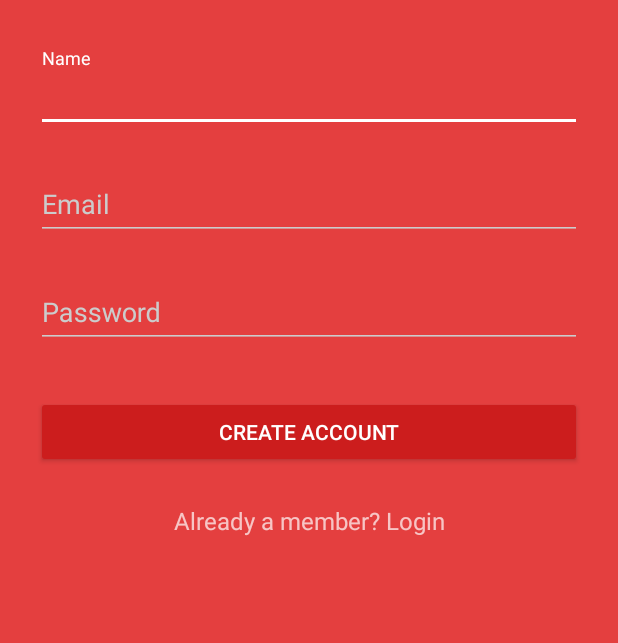
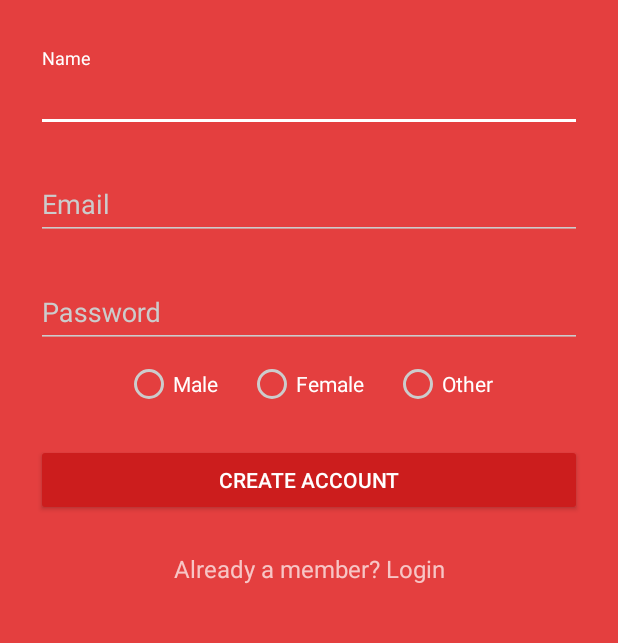
Before and after one commit to khstock/zwinder-app, an Android app: the screen it shows after launch (SignupActivity), after a tap on "No account yet? Create one", on a phone screen of 412 x 824 dp, the part 192-835 px from its top. Run offline under Robolectric (Android 15) with nearby library versions, the phone set to English and light mode, and no system bars; our stand-ins replace ButterKnife, Firebase (no records; nobody signed in at launch, a user with empty details on screens opened directly); 1 other tap on this screen came first.

Commit message:
fixed app crash on signup/login (cause: progress not dismissed) +gender radio buttons on account creation +account creaton now saves to firebase database

```diff
--- a/app/src/main/java/kast0013/zwinder/LoginActivity.java
+++ b/app/src/main/java/kast0013/zwinder/LoginActivity.java
@@ -17,15 +17,16 @@ import com.google.android.gms.tasks.OnCompleteListener;
 import com.google.android.gms.tasks.Task;
 import com.google.firebase.auth.AuthResult;
 import com.google.firebase.auth.FirebaseAuth;
+import com.google.firebase.auth.FirebaseUser;
 
 import butterknife.ButterKnife;
 import butterknife.BindView;
 
 public class LoginActivity extends AppCompatActivity {
     private static final String TAG = "LoginActivity";
-    private static final int REQUEST_SIGNUP = 0;
 
     private FirebaseAuth firebaseAuth;
+    private FirebaseAuth.AuthStateListener firebaseAuthListener;
 
     @BindView(R.id.input_email) EditText _emailText;
     @BindView(R.id.input_password) EditText _passwordText;
@@ -38,7 +39,19 @@ public class LoginActivity extends AppCompatActivity {
         setContentView(R.layout.activity_login);
         ButterKnife.bind(this);
 
+
+        //Firebase Auth und Listener initalisieren
         firebaseAuth = FirebaseAuth.getInstance();
+        firebaseAuthListener = new FirebaseAuth.AuthStateListener() {
+            @Override
+            public void onAuthStateChanged(@NonNull FirebaseAuth firebaseAuth) {
+                final FirebaseUser user = FirebaseAuth.getInstance().getCurrentUser();
+                if (user != null){
+                    onLoginSuccess();
+                }
+            }
+        };
+
 
         _loginButton.setOnClickListener(new View.OnClickListener() {
 
@@ -54,7 +67,7 @@ public class LoginActivity extends AppCompatActivity {
             public void onClick(View v) {
                 // Start the Signup activity
                 Intent intent = new Intent(getApplicationContext(), SignupActivity.class);
-                startActivityForResult(intent, REQUEST_SIGNUP);
+                startActivity(intent);
             }
         });
     }
@@ -78,43 +91,33 @@ public class LoginActivity extends AppCompatActivity {
         String email = _emailText.getText().toString();
         String password = _passwordText.getText().toString();
 
-        // TODO: Implement your own authentication logic here.
-        firebaseAuth.signInWithEmailAndPassword(email, password)
-                .addOnCompleteListener(new OnCompleteListener<AuthResult>() {
-                    @Override
-                    public void onComplete(@NonNull Task<AuthResult> task) {
-                        if(task.isSuccessful()) {
-                            //onLoginSuccess();
-                        }else{
-                            //onLoginFailed();
+        //Meine Firebase Login Logik
+        firebaseAuth.signInWithEmailAndPassword(email,password)
+                .addOnCompleteListener(this, new OnCompleteListener<AuthResult>() {
+                            @Override
+                            public void onComplete(@NonNull Task<AuthResult> task) {
+                                if(task.isSuccessful()){
+                                    progressDialog.dismiss();
+                                    //onSignupSuccess();
+                                    //benutze stattdessen firebase auth listener zum feststellen ob auth
+                                }
+                                else{
+                                    onLoginFailed();
+                                }
+
+                            }
                         }
-                    }
-                });
+                );
 
         new android.os.Handler().postDelayed(
                 new Runnable() {
                     public void run() {
                         // On complete call either onLoginSuccess or onLoginFailed
-                        onLoginSuccess();
+                        // onLoginSuccess();
                         // onLoginFailed();
                         progressDialog.dismiss();
                     }
                 }, 3000);
-    }
-
-
-    @Override
-    protected void onActivityResult(int requestCode, int resultCode, Intent data) {
-        if (requestCode == REQUEST_SIGNUP) {
-            if (resultCode == RESULT_OK) {
-
-                // TODO: Implement successful signup logic here
-                // By default we just finish the Activity and log them in automatically
-                //this.finish();
-                Intent intent = new Intent(getApplicationContext(), MainActivity.class);
-                startActivity(intent);
-            }
-        }
     }
 
     @Override
@@ -124,9 +127,10 @@ public class LoginActivity extends AppCompatActivity {
     }
 
     public void onLoginSuccess() {
-        _loginButton.setEnabled(true);
-
+        //_loginButton.setEnabled(true);
         finish();
+        Intent intent = new Intent(getApplicationContext(), MainActivity.class);
+        startActivity(intent);
     }
 
     public void onLoginFailed() {
@@ -157,4 +161,18 @@ public class LoginActivity extends AppCompatActivity {
 
         return valid;
     }
+
+    //Gehört ebenfalls zu Firebase Authlistener
+    @Override
+    protected void onStart() {
+        super.onStart();
+        firebaseAuth.addAuthStateListener(firebaseAuthListener);
+    }
+
+    @Override
+    protected void onStop() {
+        super.onStop();
+        firebaseAuth.removeAuthStateListener(firebaseAuthListener);
+    }
+
 }
--- a/app/src/main/java/kast0013/zwinder/SignupActivity.java
+++ b/app/src/main/java/kast0013/zwinder/SignupActivity.java
@@ -9,6 +9,8 @@ import android.util.Log;
 import android.view.View;
 import android.widget.Button;
 import android.widget.EditText;
+import android.widget.RadioButton;
+import android.widget.RadioGroup;
 import android.widget.TextView;
 import android.widget.Toast;
 
@@ -16,6 +18,9 @@ import com.google.android.gms.tasks.OnCompleteListener;
 import com.google.android.gms.tasks.Task;
 import com.google.firebase.auth.AuthResult;
 import com.google.firebase.auth.FirebaseAuth;
+import com.google.firebase.auth.FirebaseUser;
+import com.google.firebase.database.DatabaseReference;
+import com.google.firebase.database.FirebaseDatabase;
 
 import butterknife.ButterKnife;
 import butterknife.BindView;
@@ -23,13 +28,17 @@ import butterknife.BindView;
 public class SignupActivity extends AppCompatActivity {
     private static final String TAG = "SignupActivity";
 
+
+    //Firebase Auths
     private FirebaseAuth firebaseAuth;
+    private FirebaseAuth.AuthStateListener firebaseAuthListener;
 
     @BindView(R.id.input_name) EditText _nameText;
     @BindView(R.id.input_email) EditText _emailText;
     @BindView(R.id.input_password) EditText _passwordText;
     @BindView(R.id.btn_signup) Button _signupButton;
     @BindView(R.id.link_login) TextView _loginLink;
+    @BindView(R.id.radio_gender) RadioGroup _radioGender;
 
     @Override
     public void onCreate(Bundle savedInstanceState) {
@@ -37,7 +46,17 @@ public class SignupActivity extends AppCompatActivity {
         setContentView(R.layout.activity_signup);
         ButterKnife.bind(this);
 
+        //Firebase Auth und Listener initalisieren
         firebaseAuth = FirebaseAuth.getInstance();
+        firebaseAuthListener = new FirebaseAuth.AuthStateListener() {
+            @Override
+            public void onAuthStateChanged(@NonNull FirebaseAuth firebaseAuth) {
+                final FirebaseUser user = FirebaseAuth.getInstance().getCurrentUser();
+                if (user != null){
+                    onSignupSuccess();
+                }
+            }
+        };
 
         _signupButton.setOnClickListener(new View.OnClickListener() {
             @Override
@@ -71,9 +90,13 @@ public class SignupActivity extends AppCompatActivity {
         progressDialog.setMessage("Creating Account...");
         progressDialog.show();
 
-        String name = _nameText.getText().toString();
+        final String name = _nameText.getText().toString();
         String email = _emailText.getText().toString();
         String password = _passwordText.getText().toString();
+        //Gender Auswahl Male/Female/Other
+        int selectId = _radioGender.getCheckedRadioButtonId();
+        final RadioButton radioButton = findViewById(selectId);
+        if(radioButton.getText() == null) onSignupFailed();
 
         //Meine Firebase Logik
         firebaseAuth.createUserWithEmailAndPassword(email,password)
@@ -81,12 +104,16 @@ public class SignupActivity extends AppCompatActivity {
                             @Override
                             public void onComplete(@NonNull Task<AuthResult> task) {
                                 if(task.isSuccessful()){
-                            Toast.makeText(getBaseContext(), "Firebase Success", Toast.LENGTH_LONG).show();
+                                    progressDialog.dismiss();
+                                    String userId = firebaseAuth.getCurrentUser().getUid();
+                                    DatabaseReference createUserDb = FirebaseDatabase.getInstance().getReference().child("Users").child(radioButton.getText().toString()).child(userId).child("name");
+                                    createUserDb.setValue(name);
 
+                                    //onSignupSuccess();
+                                    //benutze stattdessen firebase auth listener zum feststellen ob auth
                                 }
                                 else{
-                            Toast.makeText(getBaseContext(), "Firebase Auth Failed", Toast.LENGTH_LONG).show();
-
+                                    onSignupFailed();
                                 }
 
                             }
@@ -98,9 +125,9 @@ public class SignupActivity extends AppCompatActivity {
                     public void run() {
                         // On complete call either onSignupSuccess or onSignupFailed
                         // depending on success
-                        onSignupSuccess();
+                        // onSignupSuccess();
                         // onSignupFailed();
-                        progressDialog.dismiss();
+
                     }
                 }, 3000);
     }
@@ -108,7 +135,8 @@ public class SignupActivity extends AppCompatActivity {
 
     public void onSignupSuccess() {
         _signupButton.setEnabled(true);
-        setResult(RESULT_OK, null);
+        Intent intent = new Intent(getApplicationContext(), MainActivity.class);
+        startActivity(intent);
         finish();
     }
 
@@ -148,4 +176,16 @@ public class SignupActivity extends AppCompatActivity {
 
         return valid;
     }
+
+    @Override
+    protected void onStart() {
+        super.onStart();
+        firebaseAuth.addAuthStateListener(firebaseAuthListener);
     }
+
+    @Override
+    protected void onStop() {
+        super.onStop();
+        firebaseAuth.removeAuthStateListener(firebaseAuthListener);
+    }
+}
--- a/app/src/main/res/layout/activity_signup.xml
+++ b/app/src/main/res/layout/activity_signup.xml
@@ -1,80 +1,113 @@
 <?xml version="1.0" encoding="utf-8"?>
-<ScrollView
-    xmlns:android="http://schemas.android.com/apk/res/android"
+<ScrollView xmlns:android="http://schemas.android.com/apk/res/android"
     android:layout_width="fill_parent"
     android:layout_height="fill_parent"
     android:fitsSystemWindows="true">
 
     <LinearLayout
-        android:orientation="vertical"
         android:layout_width="match_parent"
         android:layout_height="wrap_content"
-        android:paddingTop="56dp"
+        android:orientation="vertical"
         android:paddingLeft="24dp"
-        android:paddingRight="24dp">
+        android:paddingRight="24dp"
+        android:paddingTop="56dp">
 
-        <ImageView android:src="@drawable/logo"
+        <ImageView
             android:layout_width="wrap_content"
             android:layout_height="72dp"
+            android:layout_gravity="center_horizontal"
             android:layout_marginBottom="24dp"
-            android:layout_gravity="center_horizontal" />
+            android:src="@drawable/logo" />
 
         <!--  Name Label -->
         <android.support.design.widget.TextInputLayout
             android:layout_width="match_parent"
             android:layout_height="wrap_content"
-            android:layout_marginTop="8dp"
-            android:layout_marginBottom="8dp">
-            <EditText android:id="@+id/input_name"
+            android:layout_marginBottom="8dp"
+            android:layout_marginTop="8dp">
+
+            <EditText
+                android:id="@+id/input_name"
                 android:layout_width="match_parent"
                 android:layout_height="wrap_content"
-                android:inputType="textCapWords"
-                android:hint="Name" />
+                android:hint="Name"
+                android:inputType="textCapWords" />
         </android.support.design.widget.TextInputLayout>
 
         <!-- Email Label -->
         <android.support.design.widget.TextInputLayout
             android:layout_width="match_parent"
             android:layout_height="wrap_content"
-            android:layout_marginTop="8dp"
-            android:layout_marginBottom="8dp">
-            <EditText android:id="@+id/input_email"
+            android:layout_marginBottom="8dp"
+            android:layout_marginTop="8dp">
+
+            <EditText
+                android:id="@+id/input_email"
                 android:layout_width="match_parent"
                 android:layout_height="wrap_content"
-                android:inputType="textEmailAddress"
-                android:hint="Email" />
+                android:hint="Email"
+                android:inputType="textEmailAddress" />
         </android.support.design.widget.TextInputLayout>
 
         <!-- Password Label -->
         <android.support.design.widget.TextInputLayout
             android:layout_width="match_parent"
             android:layout_height="wrap_content"
-            android:layout_marginTop="8dp"
-            android:layout_marginBottom="8dp">
-            <EditText android:id="@+id/input_password"
+            android:layout_marginBottom="8dp"
+            android:layout_marginTop="8dp">
+
+            <EditText
+                android:id="@+id/input_password"
                 android:layout_width="match_parent"
                 android:layout_height="wrap_content"
-                android:inputType="textPassword"
-                android:hint="Password"/>
+                android:hint="Password"
+                android:inputType="textPassword" />
         </android.support.design.widget.TextInputLayout>
+
+        <!-- Gender Radio Button -->
+        <RadioGroup xmlns:android="http://schemas.android.com/apk/res/android"
+            android:id="@+id/radio_gender"
+            android:layout_width="fill_parent"
+            android:layout_height="wrap_content"
+            android:gravity="center"
+            android:orientation="horizontal">
+
+            <RadioButton
+                android:layout_width="wrap_content"
+                android:layout_height="wrap_content"
+                android:text="Male" />
+
+            <RadioButton
+                android:layout_width="wrap_content"
+                android:layout_height="wrap_content"
+                android:layout_marginLeft="20dp"
+                android:text="Female" />
+
+            <RadioButton
+                android:layout_width="wrap_content"
+                android:layout_height="wrap_content"
+                android:layout_marginLeft="20dp"
+                android:text="Other" />
+        </RadioGroup>
 
         <!-- Signup Button -->
         <android.support.v7.widget.AppCompatButton
             android:id="@+id/btn_signup"
             android:layout_width="fill_parent"
             android:layout_height="wrap_content"
+            android:layout_marginBottom="24dp"
             android:layout_marginTop="24dp"
-            android:layout_marginBottom="24dp"
             android:padding="12dp"
-            android:text="Create Account"/>
+            android:text="Create Account" />
 
-        <TextView android:id="@+id/link_login"
+        <TextView
+            android:id="@+id/link_login"
             android:layout_width="fill_parent"
             android:layout_height="wrap_content"
             android:layout_marginBottom="24dp"
+            android:gravity="center"
             android:text="Already a member? Login"
-            android:gravity="center"
-            android:textSize="16dip"/>
+            android:textSize="16dip" />
 
     </LinearLayout>
 </ScrollView>
```
Also changed, not shown: app/src/main/AndroidManifest.xml (+3 -4 lines). Lines whose indentation alone changed are shown as unchanged.
